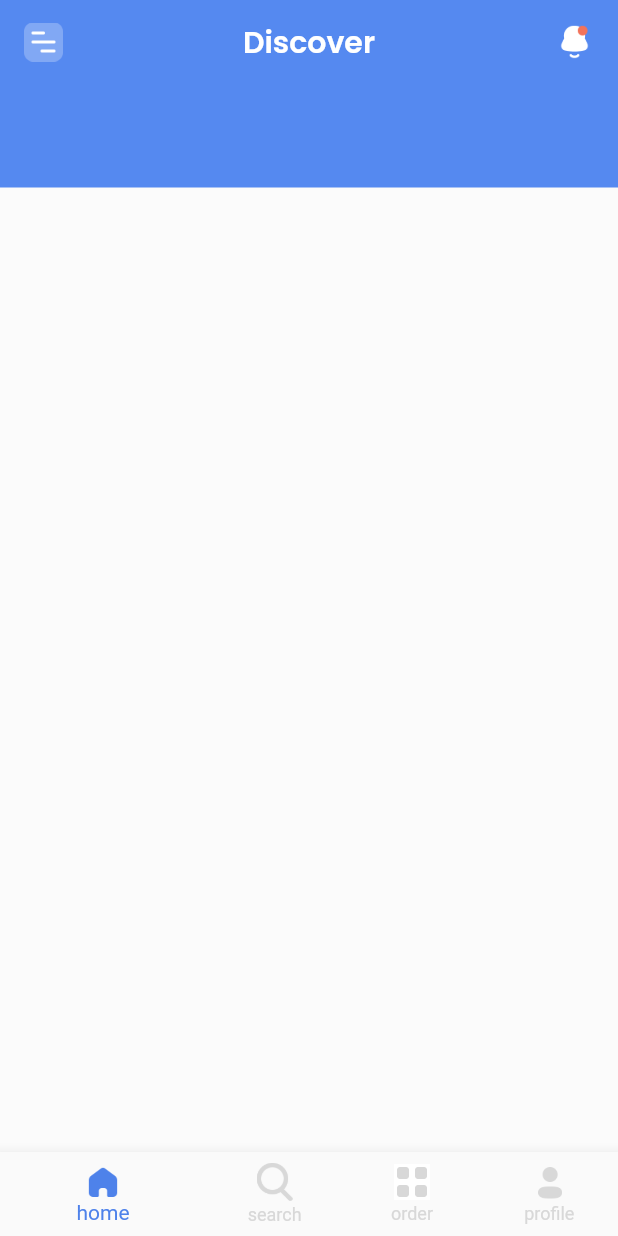
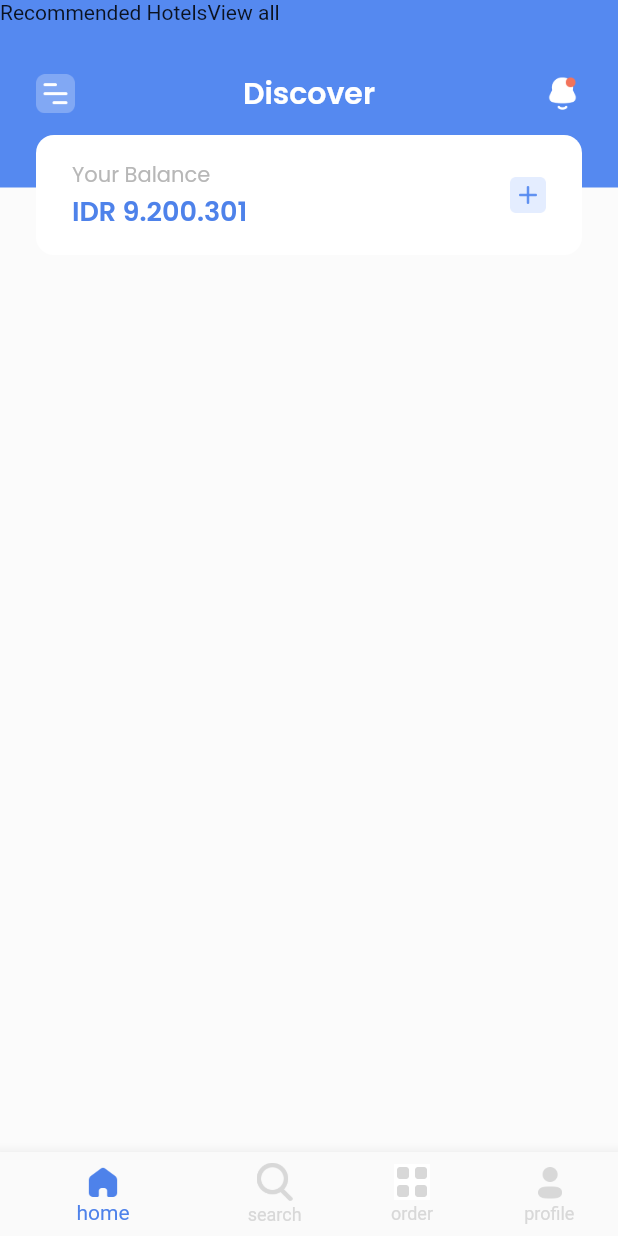
Before and after one commit to dyavas21/Hotel-App, a Flutter app: the screen it shows after launch, on a phone screen of 412 x 824 dp. Run offline on Flutter 3.47's test engine with Material 2 defaults, Android fonts, the phone set to English and light mode, and no system bars; our stand-ins replace google_fonts.

Commit message:
appbar 2

```diff
--- a/hotelapp/lib/pages/home_page.dart
+++ b/hotelapp/lib/pages/home_page.dart
@@ -43,12 +43,47 @@ class HomePage extends StatelessWidget {
           ),
         ],
       ),
-      appBar: PreferredSize(
-        preferredSize: Size(double.infinity, 125),
-        child: AppBar(
-          backgroundColor: Color(0xff5589F0),
-          elevation: 0,
-          title: Row(
+      // appBar: PreferredSize(
+      //   preferredSize: Size(double.infinity, 125),
+      //   child: AppBar(
+      //     backgroundColor: Color(0xff5589F0),
+      //     elevation: 0,
+      //     title: Row(
+      //       mainAxisAlignment: MainAxisAlignment.spaceBetween,
+      //       children: [
+      //         Image.asset(
+      //           'assets/nav1.png',
+      //           width: 26,
+      //         ),
+      //         Text(
+      //           'Discover',
+      //           style: GoogleFonts.poppins(
+      //             fontSize: 20,
+      //             fontWeight: FontWeight.w600,
+      //           ),
+      //         ),
+      //         Image.asset(
+      //           'assets/notification.png',
+      //           width: 26,
+      //         ),
+      //       ],
+      //     ),
+      //   ),
+      // ),
+      body: ListView(
+        children: [
+          Stack(
+            children: [
+              Column(
+                children: [
+                  Container(
+                    padding: EdgeInsets.symmetric(horizontal: 24),
+                    height: 125,
+                    width: double.infinity,
+                    decoration: BoxDecoration(
+                      color: Color(0xff5589F0),
+                    ),
+                    child: Row(
                       mainAxisAlignment: MainAxisAlignment.spaceBetween,
                       children: [
                         Image.asset(
@@ -60,6 +95,7 @@ class HomePage extends StatelessWidget {
                           style: GoogleFonts.poppins(
                             fontSize: 20,
                             fontWeight: FontWeight.w600,
+                            color: Colors.white,
                           ),
                         ),
                         Image.asset(
@@ -69,9 +105,55 @@ class HomePage extends StatelessWidget {
                       ],
                     ),
                   ),
+                ],
               ),
-      body: ListView(
-        padding: EdgeInsets.symmetric(horizontal: 24),
+              Container(
+                padding: EdgeInsets.symmetric(horizontal: 24, vertical: 16),
+                margin: EdgeInsets.only(top: 90, left: 24, right: 24),
+                height: 80,
+                width: MediaQuery.of(context).size.width - (2 * 24),
+                decoration: BoxDecoration(
+                  color: Colors.white,
+                  borderRadius: BorderRadius.circular(12),
+                ),
+                child: Row(
+                  mainAxisAlignment: MainAxisAlignment.spaceBetween,
+                  children: [
+                    Column(
+                      crossAxisAlignment: CrossAxisAlignment.start,
+                      children: [
+                        Text(
+                          'Your Balance',
+                          style: GoogleFonts.poppins(
+                            color: Color(0xffB7B7B7),
+                          ),
+                        ),
+                        Text(
+                          'IDR 9.200.301',
+                          style: GoogleFonts.poppins(
+                            fontSize: 18,
+                            fontWeight: FontWeight.w600,
+                            color: Color(0xff4E82EA),
+                          ),
+                        )
+                      ],
+                    ),
+                    Image.asset(
+                      'assets/plus.png',
+                      width: 24,
+                    ),
+                  ],
+                ),
+              ),
+              Row(
+                children: [
+                  Text('Recommended Hotels'),
+                  Text('View all'),
+                ],
+              )
+            ],
+          ),
+        ],
       ),
     );
   }
```
Also changed, not shown: hotelapp/assets/plus.png. Lines whose indentation alone changed are shown as unchanged.
